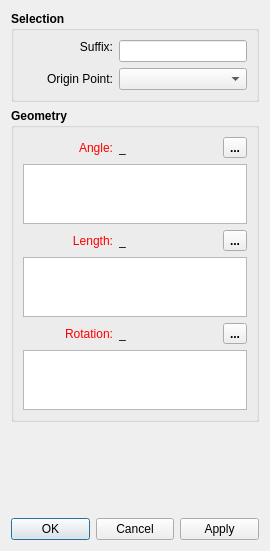
Old version of the form src/libs/vtools/dialogs/tools/dialogmove.ui in the repository FashionFreedom/Seamly2D.
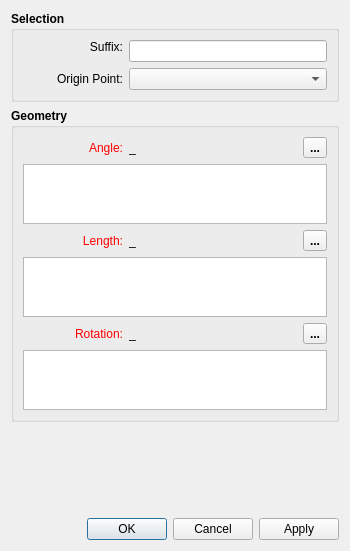
New version of the form. Icons and pictures are not drawn.

```diff
--- a/src/libs/vtools/dialogs/tools/dialogmove.ui
+++ b/src/libs/vtools/dialogs/tools/dialogmove.ui
@@ -6,7 +6,7 @@
    <rect>
     <x>0</x>
     <y>0</y>
-    <width>270</width>
+    <width>350</width>
     <height>551</height>
    </rect>
   </property>
@@ -69,7 +69,7 @@
           </property>
           <property name="minimumSize">
            <size>
-            <width>90</width>
+            <width>100</width>
             <height>0</height>
            </size>
           </property>
@@ -119,7 +119,7 @@
          <widget class="QLabel" name="rotationPoint_Label">
           <property name="minimumSize">
            <size>
-            <width>90</width>
+            <width>100</width>
             <height>0</height>
            </size>
           </property>
@@ -200,7 +200,7 @@
           </property>
           <property name="minimumSize">
            <size>
-            <width>90</width>
+            <width>100</width>
             <height>0</height>
            </size>
           </property>
@@ -290,7 +290,7 @@
           </property>
           <property name="sizeHint" stdset="0">
            <size>
-            <width>40</width>
+            <width>10</width>
             <height>20</height>
            </size>
           </property>
@@ -369,7 +369,7 @@
           </property>
           <property name="minimumSize">
            <size>
-            <width>90</width>
+            <width>100</width>
             <height>0</height>
            </size>
           </property>
@@ -459,7 +459,7 @@
           </property>
           <property name="sizeHint" stdset="0">
            <size>
-            <width>40</width>
+            <width>10</width>
             <height>20</height>
            </size>
           </property>
@@ -537,7 +537,7 @@
           </property>
           <property name="minimumSize">
            <size>
-            <width>90</width>
+            <width>100</width>
             <height>0</height>
            </size>
           </property>
@@ -627,7 +627,7 @@
           </property>
           <property name="sizeHint" stdset="0">
            <size>
-            <width>40</width>
+            <width>10</width>
             <height>20</height>
            </size>
           </property>
```
